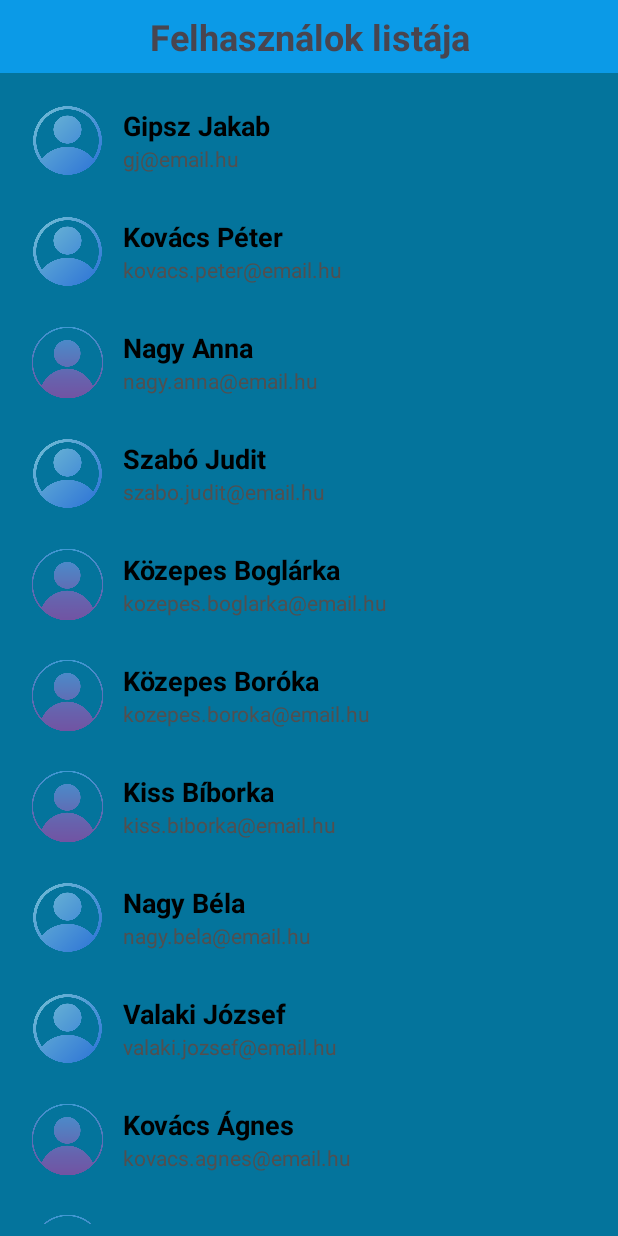
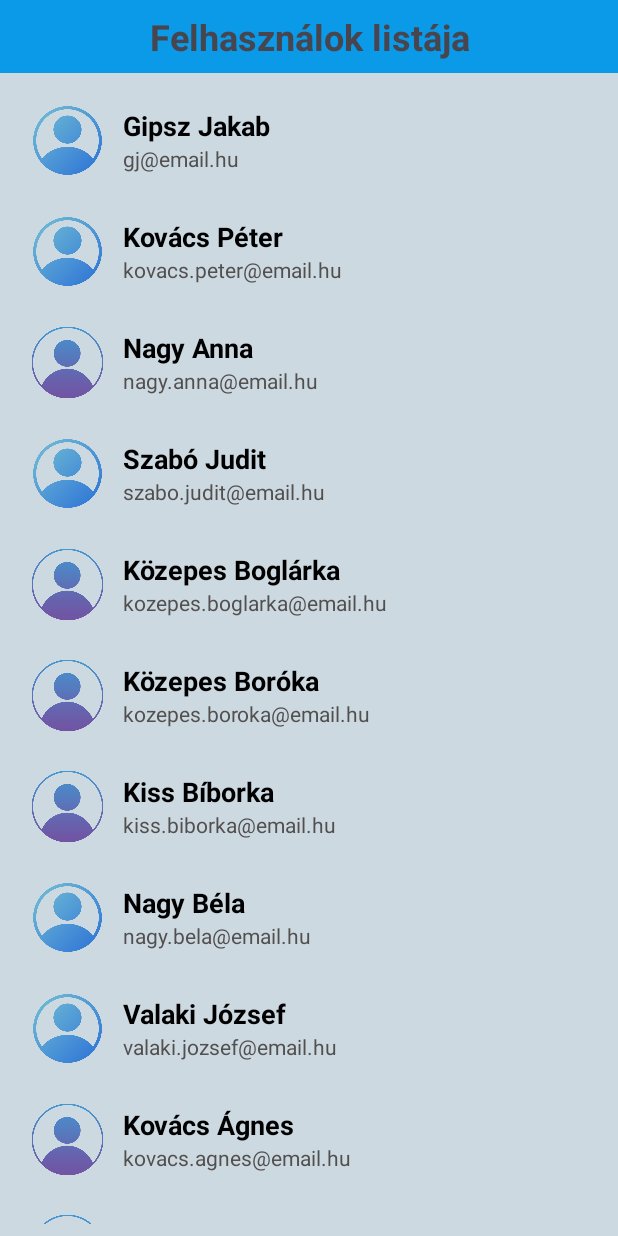
Before and after one commit to KrisztianBordacs/Kotlinbasics, an Android app: the screen it shows after launch (UserListActivity), after a tap on "Felhasználok listája", on a phone screen of 412 x 824 dp. Run offline under Robolectric (Android 15) with nearby library versions, the phone set to English and light mode, and no system bars.

Commit message:
Javítások + Magyar nyelv

```diff
--- a/app/src/main/java/com/example/kotlinbasics2/MainActivity.kt
+++ b/app/src/main/java/com/example/kotlinbasics2/MainActivity.kt
@@ -20,11 +20,11 @@ class MainActivity : AppCompatActivity() {
         super.onCreate(savedInstanceState)
         enableEdgeToEdge()
         setContentView(R.layout.activity_main)
-        ViewCompat.setOnApplyWindowInsetsListener(findViewById(R.id.main)) { v, insets ->
-            val systemBars = insets.getInsets(WindowInsetsCompat.Type.systemBars())
-            v.setPadding(systemBars.left, systemBars.top, systemBars.right, systemBars.bottom)
-            insets
-        }
+//        ViewCompat.setOnApplyWindowInsetsListener(findViewById(R.id.main)) { v, insets ->
+//            val systemBars = insets.getInsets(WindowInsetsCompat.Type.systemBars())
+//            v.setPadding(systemBars.left, systemBars.top, systemBars.right, systemBars.bottom)
+//            insets
+//        }
 
         toGreetingButton = findViewById(R.id.toGreetingButton)
         toCalculatorButton = findViewById(R.id.toCalculatorButton)
--- a/app/src/main/res/layout/list_item.xml
+++ b/app/src/main/res/layout/list_item.xml
@@ -32,7 +32,6 @@
             android:text="@string/name"
             android:textStyle="bold"
             android:textSize="18sp"
-            android:textColor="@color/black"
             style="@style/ListItem"/>
         <TextView
             style="@style/ListItem"
--- a/app/src/main/res/values-night/themes.xml
+++ b/app/src/main/res/values-night/themes.xml
@@ -3,25 +3,26 @@
     <style name="Base.Theme.Kotlinbasics2" parent="Theme.Material3.DayNight.NoActionBar">
         <!-- Customize your dark theme here. -->
         <!-- <item name="colorPrimary">@color/my_dark_primary</item> -->
-        <item name="android:background">@color/darkbg</item>
+        <item name="android:background">@color/darkestblue</item>
     </style>
     <style name="EditTextStyle">
-        <item name="backgroundTint">@color/darkestblue</item>
+        <item name="backgroundTint">@color/darkbg</item>
     </style>
     <style name="ButtonStyle">
-        <item name="android:backgroundTint">@color/darkestblue</item>
+        <item name="android:backgroundTint">@color/darkbg</item>
         <item name="android:textColor">@color/white</item>
     </style>
     <style name="ListHead">
         <item name="backgroundTint">@color/darkestblue</item>
     </style>
     <style name="ListBg">
-        <item name="android:background">@color/darkbg</item>
+        <item name="android:background">@color/verydarkbg</item>
     </style>
     <style name="ListItem">
-        <item name="android:background">@color/darkbg</item>
+        <item name="android:background">@color/verydarkbg</item>
+        <item name="android:textColor">@color/verylightbg</item>
     </style>
     <style name="ListEmail">
-        <item name="android:textColor">@color/gray</item>
+        <item name="android:textColor">@color/light_gray</item>
     </style>
 </resources>
--- a/app/src/main/res/values/colors.xml
+++ b/app/src/main/res/values/colors.xml
@@ -7,6 +7,8 @@
     <color name="lightestblue">#6DBCDB</color>
     <color name="darkestblue">#05547C</color>
     <color name="gray">#524F4F</color>
-    <color name="light_gray">#AAAAAA</color>
+    <color name="light_gray">#BDBDBD</color>
+    <color name="verydarkbg">#051923</color>
+    <color name="verylightbg">#CDD9E1</color>
 
 </resources>
--- a/app/src/main/res/values/themes.xml
+++ b/app/src/main/res/values/themes.xml
@@ -18,10 +18,11 @@
         <item name="backgroundTint">@color/lightbg</item>
     </style>
     <style name="ListBg">
-        <item name="android:background">@color/darkbg</item>
+        <item name="android:background">@color/verylightbg</item>
     </style>
     <style name="ListItem">
-        <item name="android:background">@color/darkbg</item>
+        <item name="android:background">@color/verylightbg</item>
+        <item name="android:textColor">@color/black</item>
     </style>
     <style name="ListEmail">
         <item name="android:textColor">@color/light_gray</item>
```
Also changed, not shown: app/src/main/java/com/example/kotlinbasics2/CalculatorActivity.kt (+5 -5 lines), app/src/main/java/com/example/kotlinbasics2/GreetingActivity.kt (+5 -5 lines), app/src/main/java/com/example/kotlinbasics2/WeatherActivity.kt (+5 -5 lines), 1 other file.
